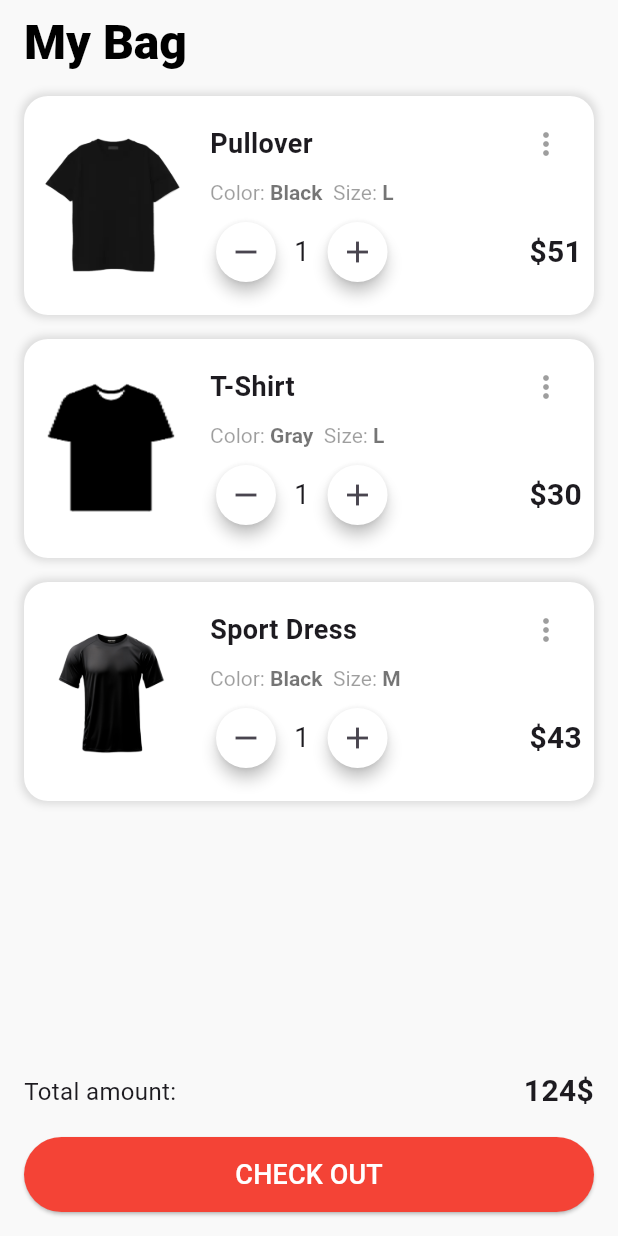
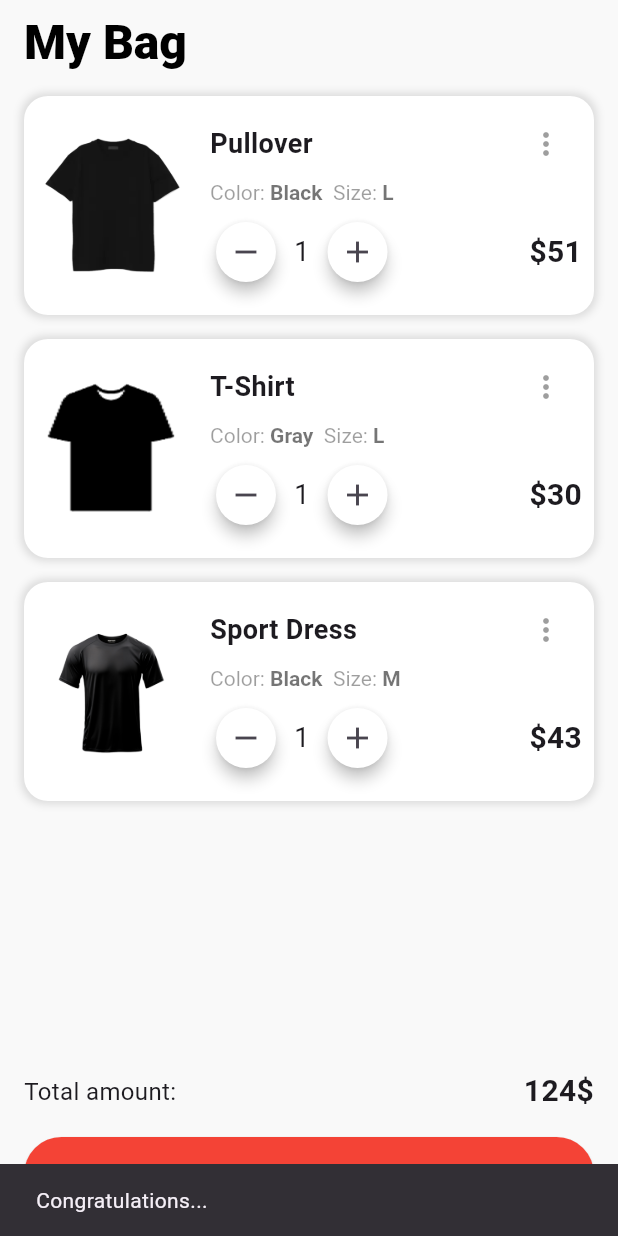
Before and after one commit to shahincse2/Assignment_of_Ostad, a Flutter app: the screen it shows after launch, after a tap on "CHECK OUT", on a phone screen of 412 x 824 dp. Run offline on Flutter 3.47's test engine with Material 3 defaults, Android fonts, the phone set to English and light mode, and no system bars.

Commit message:
Assignment 4

```diff
--- a/lib/screens/product_lists.dart
+++ b/lib/screens/product_lists.dart
@@ -35,6 +35,12 @@ class _ProductListsState extends State<ProductLists> {
       'image': 'assets/images/sport.png'
     },
   ];
+
+
+  mySnackBar(message, context) {
+    return ScaffoldMessenger.of(context)
+        .showSnackBar(SnackBar(content: Text(message)));
+  }
 
   double totalAmount = 0;
 
@@ -225,7 +231,8 @@ class _ProductListsState extends State<ProductLists> {
                   const Text('Total amount:',
                       style: TextStyle(
                         fontSize: 16,
-                      )),
+                      ),
+                  ),
                   Text(
                     '${totalAmount.toStringAsFixed(0)}\$',
                     style: const TextStyle(
@@ -235,7 +242,9 @@ class _ProductListsState extends State<ProductLists> {
               ),
               const SizedBox(height: 16),
               ElevatedButton(
-                onPressed: () {},
+                onPressed: () {
+                  mySnackBar("Congratulations...", context);
+                },
                 style: ElevatedButton.styleFrom(
                   minimumSize: const Size(double.infinity, 50),
                   backgroundColor: Colors.red,
```
